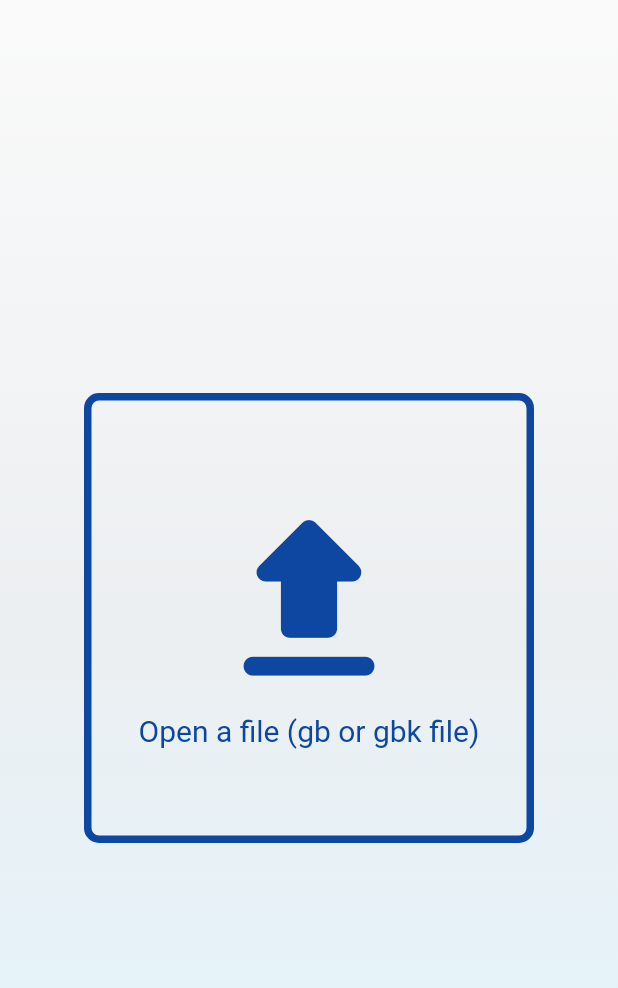
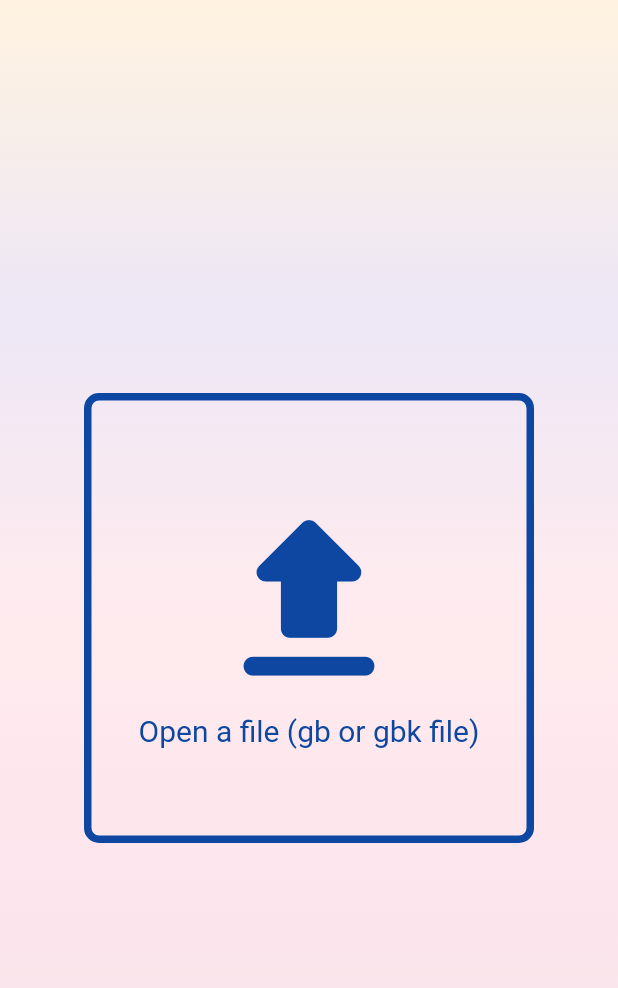
Before and after one commit to oberdancunha/flutter-fluttemis-app, a Flutter app: the screen it shows after launch, on a phone screen of 412 x 824 dp. Shown: the top 988 px of the screen. Run offline on Flutter 3.47's test engine with Material 2 defaults, Android fonts, the phone set to English and light mode, and no system bars; our stand-ins replace dartz, file_picker, flutter_bloc, flutter_modular, freezed_annotation, kt_dart; missing offline and left inert: bio, linked_scroll_controller, touchable.

Commit message:
Change background color. Improvement locus features draw area.

```diff
--- a/lib/infrastructure/locus_dto.dart
+++ b/lib/infrastructure/locus_dto.dart
@@ -48,9 +48,7 @@ abstract class LocusDto with _$LocusDto {
               ),
             ),
         featuresTypesProductsOverview: features
-            .where(
-              (feature) => feature.show && feature.product != null && feature.product!.isNotEmpty,
-            )
+            .where((feature) => feature.show)
             .groupSetsBy((feature) => feature.color)
             .map((featureColor, featureColorData) => MapEntry(
                   productDictionaryLabel[featureColor].toString(),
--- a/lib/presentation/core/templates/background_template.dart
+++ b/lib/presentation/core/templates/background_template.dart
@@ -16,9 +16,11 @@ class BackgroundTemplate extends StatelessWidget {
             begin: Alignment.topCenter,
             end: Alignment.bottomCenter,
             colors: [
-              Colors.grey.shade50,
-              Colors.blueGrey.shade50,
-              Colors.lightBlue.shade50,
+              Colors.orange.shade50,
+              Colors.deepPurple.shade50,
+              Colors.red.shade50,
+              Colors.pink.shade50,
+              Colors.brown.shade50,
             ],
           ),
         ),
--- a/lib/presentation/locus/draw/draw_locus_scale.dart
+++ b/lib/presentation/locus/draw/draw_locus_scale.dart
@@ -45,7 +45,7 @@ class DrawLocusScale extends CustomPainter {
 
   void _drawMarker(Canvas canvas, Paint paint) {
     for (int marker = markingPoints;
-        marker + (markingPoints * scale) < (locusLength - markingPoints);
+        marker + markingPoints <= locusLength;
         marker += markingPoints) {
       const markerTopPosition = 35.0;
       const markerBottomPosition = 45.0;
--- a/lib/presentation/locus/widgets/locus_features/locus_features_colors_labels_widget.dart
+++ b/lib/presentation/locus/widgets/locus_features/locus_features_colors_labels_widget.dart
@@ -36,7 +36,7 @@ class LocusFeaturesColorsLabelsWidget extends StatelessWidget {
   Widget _printLabel({required Color backgroundColor}) => Column(
         children: [
           Text(
-            '${productDictionaryLabel[backgroundColor] ?? 'Not'} product',
+            '${productDictionaryLabel[backgroundColor]} product',
             style: const TextStyle(fontSize: 13),
           ),
           const SizedBox(height: 5),
--- a/lib/presentation/locus/widgets/locus_features/locus_features_draw/misc/locus_features_draw_calculate_area.dart
+++ b/lib/presentation/locus/widgets/locus_features/locus_features_draw/misc/locus_features_draw_calculate_area.dart
@@ -28,7 +28,8 @@ class LocusFeaturesDrawCalculateArea {
     return pixelsPerCharacter;
   }
 
-  double get scale => (screenWidth / locusLength) * (pixelsPerCharacter / 3);
+  double get scale =>
+      (screenWidth / locusLength) * (pixelsPerCharacter * (locusLengthByCharacters / 10));
 
   double get screenWidthScale => locusLength * scale;
 
--- a/lib/presentation/locus/widgets/locus_features/locus_features_draw/misc/locus_features_draw_scroll_controllers.dart
+++ b/lib/presentation/locus/widgets/locus_features/locus_features_draw/misc/locus_features_draw_scroll_controllers.dart
@@ -1,9 +1,10 @@
 import 'package:flutter/material.dart';
+import 'package:flutter_modular/flutter_modular.dart';
 import 'package:linked_scroll_controller/linked_scroll_controller.dart';
 
 import '../../../../../../domain/locus/locus.dart';
 
-class LocusFeaturesDrawScrollControllers {
+class LocusFeaturesDrawScrollControllers extends Disposable {
   late Map<Locus, List<ScrollController>> _mapControllers = {};
   late ScrollController _controllerScale;
   late ScrollController _controllerPosition;
@@ -42,6 +43,7 @@ class LocusFeaturesDrawScrollControllers {
 
   ScrollController get controllerFeatures => _controllerFeatures;
 
+  @override
   void dispose() {
     _controllerScale.dispose();
     _controllerPosition.dispose();
--- a/lib/utils/product_dictionary.dart
+++ b/lib/utils/product_dictionary.dart
@@ -21,4 +21,5 @@ Map<Color, String> productDictionaryLabel = {
   colorLocusFeatureHypotheticalProduct: 'Hypothetical',
   colorLocusFeaturePutativeProduct: 'Putative',
   colorLocusFeatureUnknownProduct: 'Uncharacterized',
+  colorLocusFeatureNotProduct: 'Not',
 };
```
